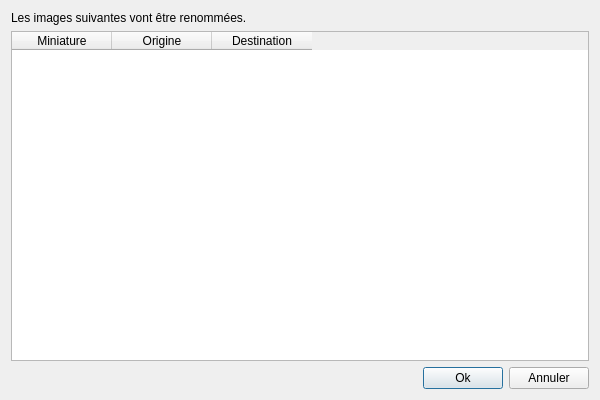
Qt form src/utils/rename-existing/rename-existing-2.ui (Bionus/imgbrd-grabber) before a commit.
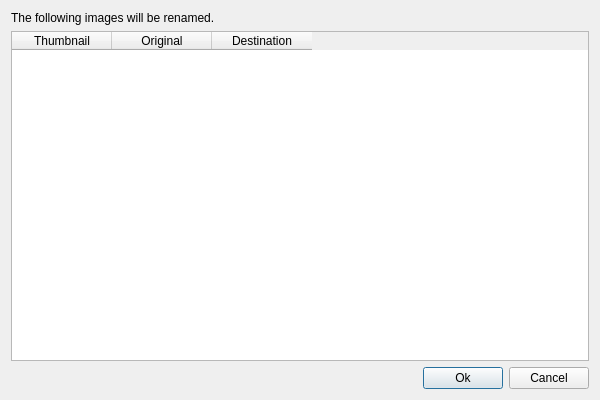
The same form after that commit. Icons and pictures are not drawn.

Commit message: English in RenameExisting

Diff of the .ui file:
```diff
--- a/src/utils/rename-existing/rename-existing-2.ui
+++ b/src/utils/rename-existing/rename-existing-2.ui
@@ -21,7 +21,7 @@
    <item>
     <widget class="QLabel" name="label">
      <property name="text">
-      <string>Les images suivantes vont être renommées.</string>
+      <string>The following images will be renamed.</string>
      </property>
     </widget>
    </item>
@@ -44,12 +44,12 @@
      </attribute>
      <column>
       <property name="text">
-       <string>Miniature</string>
+       <string>Thumbnail</string>
       </property>
      </column>
      <column>
       <property name="text">
-       <string>Origine</string>
+       <string>Original</string>
       </property>
      </column>
      <column>
@@ -84,7 +84,7 @@
      <item>
       <widget class="QPushButton" name="buttonCancel">
        <property name="text">
-        <string>Annuler</string>
+        <string>Cancel</string>
        </property>
       </widget>
      </item>
```
Left out of the diff: 9 changed lines with no effect on the pictures. The commit also changes 2 other files.
